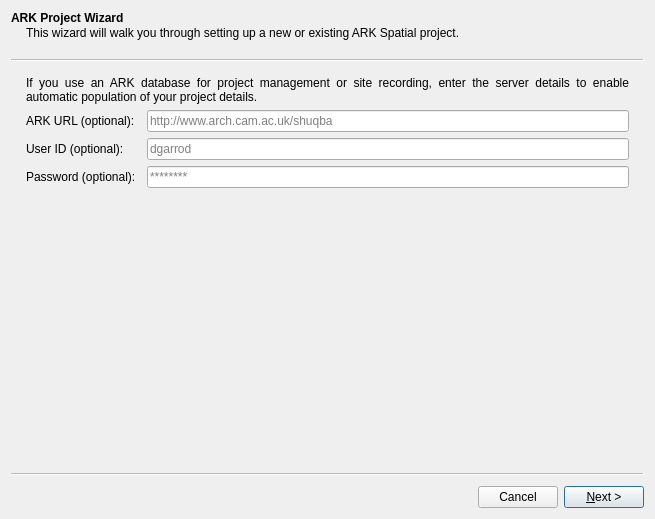
Qt form ark/gui/ui/settings_wizard_base.ui (lparchaeology/ArkPlan) before a commit.
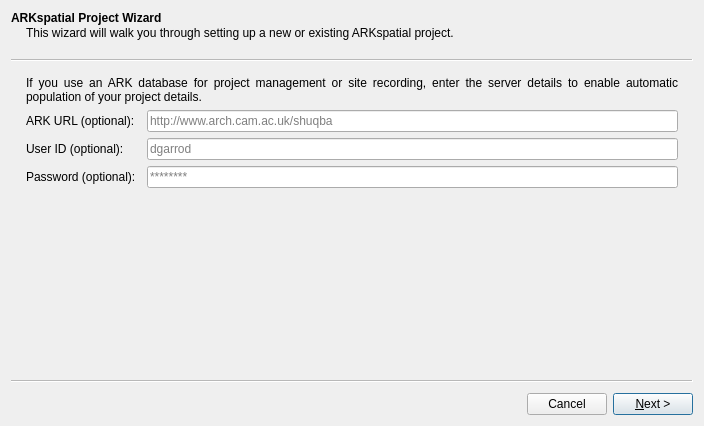
The same form after that commit. Icons and pictures are not drawn. Custom widgets are drawn as their Qt base class.

Commit message: Project wizard completed

What changed in the file:
```diff
--- a/ark/gui/ui/settings_wizard_base.ui
+++ b/ark/gui/ui/settings_wizard_base.ui
@@ -6,8 +6,8 @@
    <rect>
     <x>0</x>
     <y>0</y>
-    <width>655</width>
-    <height>519</height>
+    <width>704</width>
+    <height>426</height>
    </rect>
   </property>
   <property name="windowTitle">
@@ -18,10 +18,10 @@
   </property>
   <widget class="ServerPage" name="serverPage">
    <property name="title">
-    <string>ARK Project Wizard</string>
+    <string>ARKspatial Project Wizard</string>
    </property>
    <property name="subTitle">
-    <string>This wizard will walk you through setting up a new or existing ARK Spatial project.</string>
+    <string>This wizard will walk you through setting up a new or existing ARKspatial project.</string>
    </property>
    <attribute name="pageId">
     <string notr="true">serverPage</string>
```
Left out of the diff: 154 changed lines with no effect on the pictures. Lines whose indentation alone changed are shown as unchanged. The commit also changes 18 other files.
